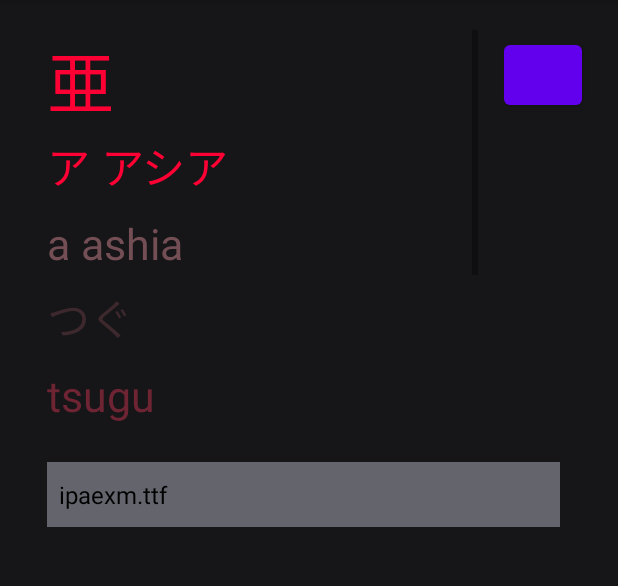
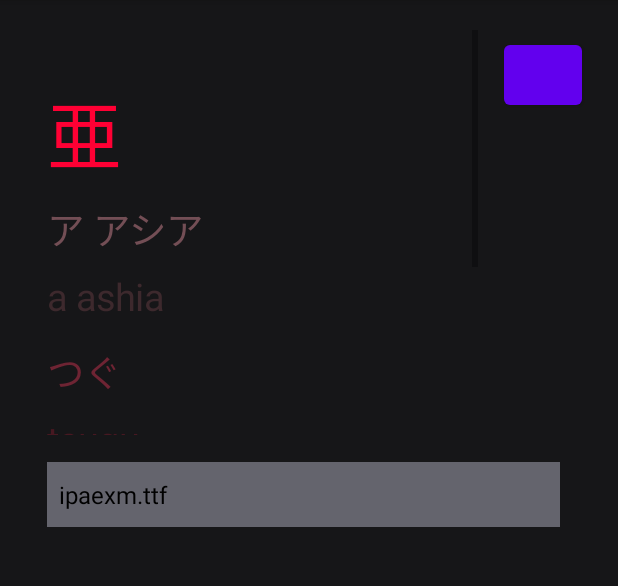
Before and after one commit to jacoblammert/apptest, an Android app: the screen it shows after launch (MainActivity before the commit, ActivitySettings after it), after a tap on an icon or button, on a phone screen of 412 x 824 dp, the part 84-670 px from its top. Run offline under Robolectric (Android 15) with nearby library versions, the phone set to English and light mode, and no system bars; Roboto replaces fonts that are not available here; 1 statement that could not run was skipped.

Commit message:
Save state of spinner, new class for settings view easy switch between settings an main activity

```diff
--- a/app/src/main/AndroidManifest.xml
+++ b/app/src/main/AndroidManifest.xml
@@ -20,6 +20,9 @@
                 <category android:name="android.intent.category.LAUNCHER" />
             </intent-filter>
         </activity>
+        <activity android:name=".ActivitySettings">
+
+        </activity>
     </application>
 
 </manifest>
--- /dev/null
+++ b/app/src/main/java/com/example/japanese/ActivitySettings.java
@@ -0,0 +1,109 @@
+package com.example.japanese;
+
+import static com.example.japanese.MainActivity.*;
+
+import android.content.Intent;
+import android.graphics.Typeface;
+import android.os.Bundle;
+import android.view.View;
+import android.widget.AdapterView;
+import android.widget.ArrayAdapter;
+import android.widget.Button;
+import android.widget.Spinner;
+import android.widget.TextView;
+
+import androidx.appcompat.app.AppCompatActivity;
+
+public class ActivitySettings extends AppCompatActivity {
+
+    public static TextView text_settings_example;
+    public static Spinner dropdownmenu;
+
+    public static Bundle bundle = new Bundle();
+
+    @Override
+    protected void onCreate(Bundle savedInstanceState) {
+        super.onCreate(savedInstanceState);
+        setContentView(R.layout.activity_settings);
+
+
+
+        Text_settings_example();
+        Settings();
+        Spinner();
+    }
+
+
+    @Override
+    protected void onResume() {
+        super.onResume();
+        if (dropdownmenu != null) {
+            dropdownmenu.setSelection(bundle.getInt("dropdownmenu", 0));
+        }
+    }
+
+    @Override
+    protected void onPause() {
+        super.onPause();
+        bundle.putInt("dropdownmenu",dropdownmenu.getSelectedItemPosition());
+    }
+
+    @Override
+    protected void onDestroy() {
+        super.onDestroy();
+    }
+
+
+    public void Spinner() {
+        dropdownmenu = (Spinner) findViewById(R.id.fontspinner);
+
+
+        ArrayAdapter<String> font_adapter = new ArrayAdapter<String>(this, androidx.appcompat.R.layout.support_simple_spinner_dropdown_item, fonts);
+
+        font_adapter.setDropDownViewResource(androidx.appcompat.R.layout.support_simple_spinner_dropdown_item);
+
+        dropdownmenu.setAdapter(font_adapter);
+
+        dropdownmenu.setOnItemSelectedListener(new AdapterView.OnItemSelectedListener() {
+            @Override
+            public void onItemSelected(AdapterView<?> adapterView, View view, int i, long l) {
+                typeface = Typeface.createFromAsset(context.getAssets(), "fonts/" + fonts.get(i));
+                text_settings_example.setTypeface(typeface);
+
+            }
+
+            @Override
+            public void onNothingSelected(AdapterView<?> adapterView) {
+
+            }
+        });
+    }
+
+    public void Text_settings_example() {
+        // Recreated when activity has been created or changed
+        text_settings_example = findViewById(R.id.text_settings_example);
+
+        text_settings_example.setText(data.find_kanji("Asia"));
+
+        try {
+            text_settings_example.setTypeface(typeface);
+        } catch (Exception e) {
+        }
+    }
+
+    public void Settings() {
+
+        Button settings = findViewById(R.id.button_settings1);
+
+        settings.setOnClickListener(new View.OnClickListener() {
+            @Override
+            public void onClick(View view) {
+                //setContentView(R.layout.activity_main);
+                //Intent main = new Intent(context,MainActivity.class);
+                //startActivity(main);
+
+                finish();
+            }
+        });
+    }
+}
--- a/app/src/main/java/com/example/japanese/Data.java
+++ b/app/src/main/java/com/example/japanese/Data.java
@@ -83,12 +83,9 @@ public class Data {
 
     public Spanned find_kanji(String term) {
 
-        boolean found = false;
-
         SpannableStringBuilder result = new SpannableStringBuilder();
 
-        Spanned linebreak = Html.fromHtml("<br><br><br>");
-        //result.append(linebreak);
+        result.append("\n");
 
         ArrayList<Kanji> search_results = new ArrayList<>();
 
@@ -99,14 +96,12 @@ public class Data {
         }
         for (int i = 0; i < search_results.size()-1;++i) {
             result.append(search_results.get(i).toSpanned_colored());
-            result.append(Html.fromHtml("<br>"));
-        } // Only the last one will not have a <br> at the end
+            result.append("\n");
+        }
         try{
             result.append(search_results.get(search_results.size()-1).toSpanned_colored());
         }catch (Exception e){}
 
-        //result.append(linebreak);
-        //System.out.println(result);
         return result;
     }
 
--- a/app/src/main/java/com/example/japanese/Kanji.java
+++ b/app/src/main/java/com/example/japanese/Kanji.java
@@ -1,9 +1,20 @@
 package com.example.japanese;
 
+import static com.example.japanese.MainActivity.context;
+
+import android.content.Context;
 import android.text.Html;
 import android.text.SpannableString;
+import android.text.SpannableStringBuilder;
 import android.text.Spanned;
 import android.text.SpannedString;
+import android.text.TextPaint;
+import android.text.style.ClickableSpan;
+import android.text.style.RelativeSizeSpan;
+import android.view.View;
+import android.widget.Toast;
+
+import androidx.annotation.NonNull;
 
 import java.util.ArrayList;
 import java.util.Locale;
@@ -19,20 +30,20 @@ public class Kanji {
     private int level; // 1 - 4
 
     public static String color_kanji = Color.kanji.getColor();
-    public static String color_onyomi = Color.kanji.getColor();
-    public static String color_onyomi_romaji = Color.onyomi.getColor();
-    public static String color_kunyomi = Color.onyomi_romaji.getColor();
-    public static String color_kunyomi_romaji = Color.kunyomi.getColor();
-    public static String color_meaning = Color.kunyomi_romaji.getColor();
+    public static String color_onyomi = Color.onyomi.getColor();
+    public static String color_onyomi_romaji = Color.onyomi_romaji.getColor();
+    public static String color_kunyomi = Color.kunyomi.getColor();
+    public static String color_kunyomi_romaji = Color.kunyomi_romaji.getColor();
+    public static String color_meaning = Color.meaning.getColor();
     public static String color_level = Color.level.getColor();
 
-    public static String size_kanji = "big";
-    public static String size_onyomi = "small";
-    public static String size_onyomi_romaji = "small";
-    public static String size_kunyomi = "small";
-    public static String size_kunyomi_romaji = "small";
-    public static String size_meaning = "normal";
-    public static String size_level = "small";
+    public static float size_kanji = 2;
+    public static float size_onyomi = 1;
+    public static float size_onyomi_romaji = 1;
+    public static float size_kunyomi = 1;
+    public static float size_kunyomi_romaji = 1;
+    public static float size_meaning = 1.5f;
+    public static float size_level = 1;
 
     public Kanji() {
 
@@ -59,15 +70,67 @@ public class Kanji {
     }
 
     public Spanned toSpanned_colored() {
-        String text = "<font color=" + color_kanji          + "> <"+ size_kanji          + ">"+ kanji          + "</" + size_kanji          + "></font><br>"
-                + "<font color=" + color_onyomi         + "> <"+ size_onyomi         + ">"+ onyomi         + "</" + size_onyomi         + "></font><br>"
-                + "<font color=" + color_onyomi_romaji  + "> <"+ size_onyomi_romaji  + ">"+ onyomi_romaji  + "</" + size_onyomi_romaji  + "></font><br>"
-                + "<font color=" + color_kunyomi        + "> <"+ size_kunyomi        + ">"+ kunyomi        + "</" + size_kunyomi        + "></font><br>"
-                + "<font color=" + color_kunyomi_romaji + "> <"+ size_kunyomi_romaji + ">"+ kunyomi_romaji + "</" + size_kunyomi_romaji + "></font><br>"
-                + "<font color=" + color_meaning        + "> <"+ size_meaning        + ">"+ meaning        + "</" + size_meaning        + "></font><br>"
-                + "<font color=" + color_level          + "> <"+ size_level          + ">"+ level          + "</" + size_level          + "></font><br>";
-        return Html.fromHtml(text);
 
+        SpannableStringBuilder text = new SpannableStringBuilder();
+        text.append(getSpannedKanji());
+        text.append(getSpannedOnyomi());
+        text.append(getSpannedOnyomiRomaji());
+        text.append(getSpannedKunyomi());
+        text.append(getSpannedKunyomiRomaji());
+        text.append(getSpannedMeaning());
+        text.append(getSpannedLevel());
+        return text;
+
+    }
+
+    private SpannableString getSpannableString(String color, float size, String value){
+        SpannableString text = new SpannableString(value + " \n");
+
+        int index_position_start = 0;
+        int index_position_end = value.length();
+
+        ClickableSpan clickableSpan = new ClickableSpan() {
+            @Override
+            public void onClick(@NonNull View view) {
+                System.out.println(value);
+                Toast.makeText(context,value,Toast.LENGTH_SHORT);
+            }
+            @Override
+            public void updateDrawState(TextPaint ds){
+                super.updateDrawState(ds);
+                ds.setColor(android.graphics.Color.parseColor(color));
+                ds.setTextSize(size * 25 * context.getResources().getDisplayMetrics().scaledDensity);
+                ds.setUnderlineText(false);
+            }
+        };
+
+
+        text.setSpan(clickableSpan,index_position_start,index_position_end,SpannableString.SPAN_EXCLUSIVE_EXCLUSIVE);
+
+        return text;
+    }
+
+    private SpannableString getSpannedKanji(){
+        return getSpannableString(color_kanji,size_kanji,kanji);
+    }
+
+    private SpannableString getSpannedOnyomi(){
+        return getSpannableString(color_onyomi,size_onyomi,onyomi);
+    }
+    private SpannableString getSpannedOnyomiRomaji(){
+        return getSpannableString(color_onyomi_romaji,size_onyomi_romaji,onyomi_romaji);
+    }
+    private SpannableString getSpannedKunyomi(){
+        return getSpannableString(color_kunyomi,size_kunyomi,kunyomi);
+    }
+    private SpannableString getSpannedKunyomiRomaji(){
+        return getSpannableString(color_kunyomi_romaji,size_kunyomi_romaji,kunyomi_romaji);
+    }
+    private Spanned getSpannedMeaning(){
+        return getSpannableString(color_meaning,size_meaning,meaning);
+    }
+    private SpannableString getSpannedLevel(){
+        return getSpannableString(color_level,size_level,String.valueOf(level));
     }
 
     public boolean contains(String searchterm) {
--- a/app/src/main/java/com/example/japanese/MainActivity.java
+++ b/app/src/main/java/com/example/japanese/MainActivity.java
@@ -1,15 +1,19 @@
 package com.example.japanese;
 
+import androidx.annotation.NonNull;
 import androidx.appcompat.app.AppCompatActivity;
 
 import android.app.ActivityManager;
 import android.content.Context;
+import android.content.Intent;
 import android.graphics.Color;
 import android.graphics.Typeface;
+import android.graphics.fonts.Font;
 import android.os.Bundle;
 import android.text.Html;
 import android.text.SpannableString;
 import android.text.Spanned;
+import android.text.method.LinkMovementMethod;
 import android.text.style.ClickableSpan;
 import android.view.View;
 import android.widget.AdapterView;
@@ -27,11 +31,10 @@ import java.util.List;
 
 public class MainActivity extends AppCompatActivity {
 
+    public static TextView text_main;
+    public static SearchView searchView;
+
     public static Context context;
-    public static TextView text_main;
-    public static TextView text_settings_example;
-    public static Spinner dropdownmenu;
-    public static SearchView searchView;
     public static Data data;
     public static Typeface typeface;
     public static List<String> fonts = Arrays.asList(
@@ -70,6 +73,7 @@ public class MainActivity extends AppCompatActivity {
     @Override
     protected void onResume() {
         super.onResume();
+        text_main.setTypeface(typeface);
     }
 
     @Override
@@ -77,46 +81,12 @@ public class MainActivity extends AppCompatActivity {
         super.onPause();
     }
 
+    void activity_main(){
 
-
-    public void activity_main() {
-        current_activity_id = R.layout.activity_main;
         setContentView(R.layout.activity_main);
+        Search_main();
         Text_main();
-        Search_main();
         Settings();
-    }
-
-    public void activity_settings() {
-        current_activity_id = R.layout.activity_settings;
-        setContentView(R.layout.activity_settings);
-        Spinner();
-        Settings();
-        Text_settings_example();
-    }
-
-
-    public void Spinner() {
-        dropdownmenu = (Spinner) findViewById(R.id.fontspinner);
-
-
-        ArrayAdapter<String> font_adapter = new ArrayAdapter<String>(this, androidx.appcompat.R.layout.support_simple_spinner_dropdown_item, fonts);
-
-        font_adapter.setDropDownViewResource(androidx.appcompat.R.layout.support_simple_spinner_dropdown_item);
-
-        dropdownmenu.setAdapter(font_adapter);
-
-        dropdownmenu.setOnItemSelectedListener(new AdapterView.OnItemSelectedListener() {
-            @Override
-            public void onItemSelected(AdapterView<?> adapterView, View view, int i, long l) {
-                typeface = Typeface.createFromAsset(context.getAssets(), "fonts/" + fonts.get(i));
-                text_settings_example.setTypeface(typeface);
-            }
-            @Override
-            public void onNothingSelected(AdapterView<?> adapterView) {
-
-            }
-        });
     }
 
     public void Search_main() {
@@ -132,6 +102,7 @@ public class MainActivity extends AppCompatActivity {
             public boolean onQueryTextSubmit(String query) {
                 current_search_result = data.find_kanji(query);
                 text_main.setText(current_search_result);
+                text_main.setMovementMethod(LinkMovementMethod.getInstance());
                 return false;
             }
 
@@ -147,7 +118,7 @@ public class MainActivity extends AppCompatActivity {
         text_main = findViewById(R.id.textView);
 
         text_main.setText(current_search_result);
-
+        text_main.setMovementMethod(LinkMovementMethod.getInstance());
         try {
             text_main.setTypeface(typeface);
         }catch (Exception e){}
@@ -158,47 +129,22 @@ public class MainActivity extends AppCompatActivity {
             }
         });
     }
+/**/
+    public void Settings() {
 
-    public void Text_settings_example(){
-        // Recreated when activity has been created or changed
-        text_settings_example = findViewById(R.id.text_settings_example);
+        Button settings = findViewById(R.id.button_settings);
 
-        text_settings_example.setText(data.find_kanji("Asia"));
+        settings.setOnClickListener(new View.OnClickListener() {
+            @Override
+            public void onClick(View view) {
+                Intent settings = new Intent(context,ActivitySettings.class);
+                startActivity(settings);
+            }
+        });
+    }/**/
 
-        try {
-            text_settings_example.setTypeface(typeface);
-        }catch (Exception e){}
-    }
 
-    public void Settings(){
-        //TODO switch from one activity to another
 
-        Button settings = null;
-
-        boolean activity_main = current_activity_id == R.layout.activity_main;
-
-        if (activity_main){
-            settings = findViewById(R.id.button_settings);
-        }else {
-            try {
-                settings = findViewById(R.id.button_settings1);
-            }catch (Exception e){}
-        }
-
-        if (settings != null) {
-            settings.setOnClickListener(new View.OnClickListener() {
-                @Override
-                public void onClick(View view) {
-                    if (activity_main) {
-                        activity_settings();
-                    }else {
-                        activity_main();
-                    }
-                }
-            });
-        }
-
-    }
 
 
 }
--- a/app/src/main/res/layout/activity_main.xml
+++ b/app/src/main/res/layout/activity_main.xml
@@ -9,17 +9,23 @@
     android:screenOrientation="portrait">
 
 
+
+
+
+
+<!---->
+    <!---->
+
     <ScrollView
         android:id="@+id/scrollView2"
-        android:layout_width="328dp"
-        android:layout_height="627dp"
-        android:layout_marginBottom="200dp"
+        android:layout_width="wrap_content"
+        android:layout_height="wrap_content"
+        android:layout_marginTop="36dp"
         app:layout_constraintBottom_toBottomOf="parent"
         app:layout_constraintEnd_toEndOf="parent"
-        app:layout_constraintHorizontal_bias="0.192"
+        app:layout_constraintHorizontal_bias="0.348"
         app:layout_constraintStart_toStartOf="parent"
-        app:layout_constraintTop_toBottomOf="@+id/searchView"
-        app:layout_constraintVertical_bias="0.0">
+        app:layout_constraintTop_toBottomOf="@+id/button_settings">
 
         <LinearLayout
             android:layout_width="wrap_content"
@@ -32,7 +38,6 @@
                 android:layout_height="wrap_content"
                 android:text=""
                 android:textColor="#ffffff"
-                android:textIsSelectable="true"
                 android:textSize="36sp" />
         </LinearLayout>
     </ScrollView>
```
